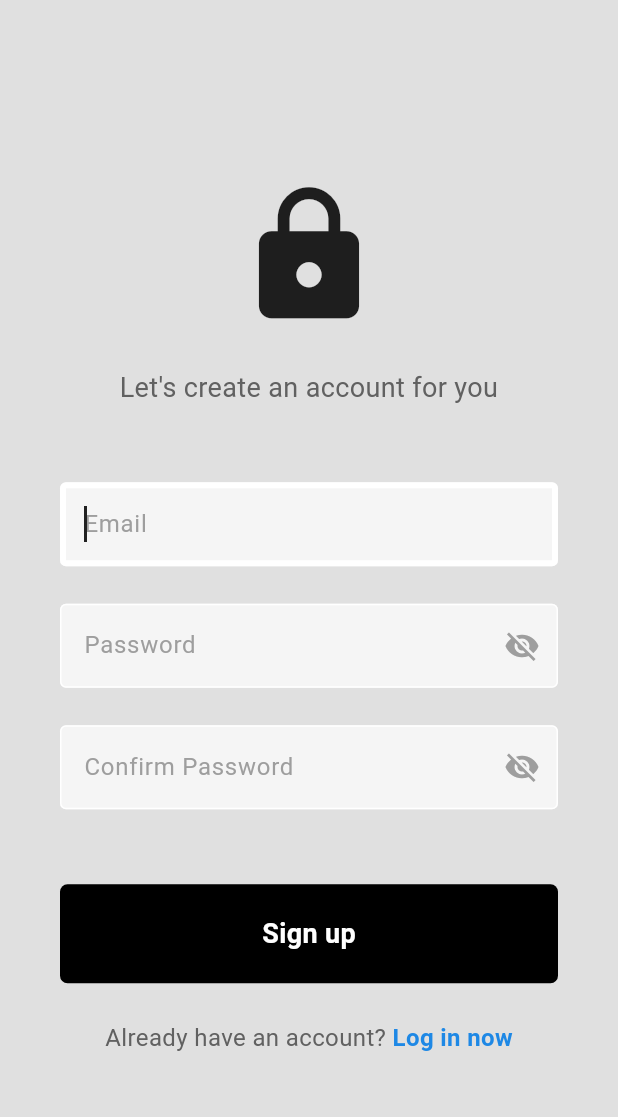
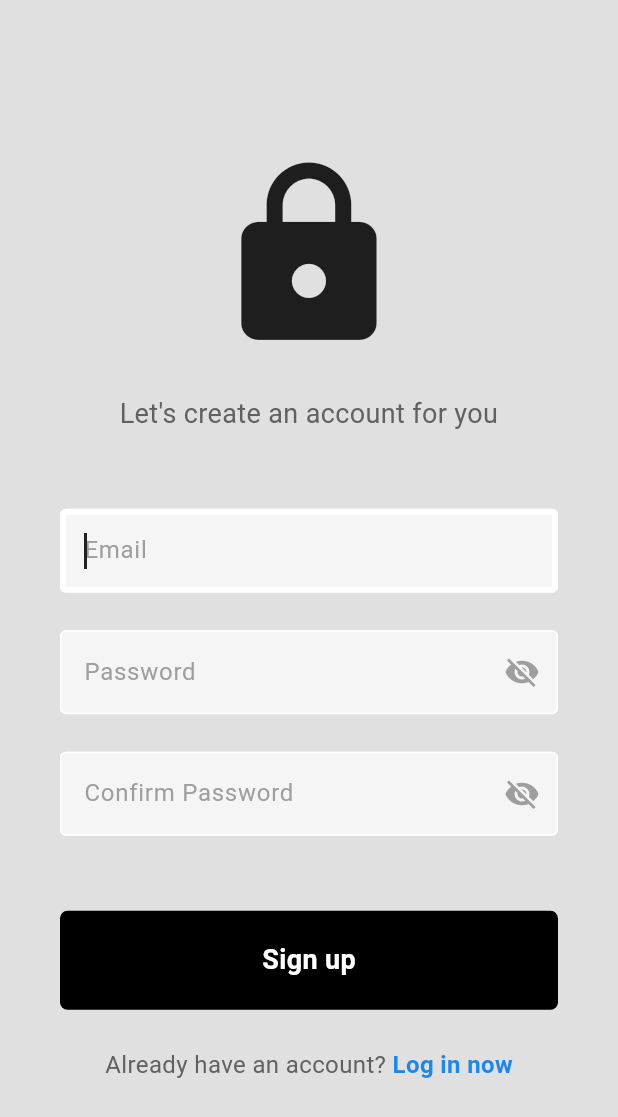
Before and after one commit to lucas-marianno/flutter_social_network_the_bottle, a Flutter app: the screen it shows after launch, after a tap on "Register now", after a tap on "Sign up", on a phone screen of 412 x 824 dp. Shown: the top 1117 px of the screen. Run offline on Flutter 3.47's test engine with Material 2 defaults, Android fonts, the phone set to English and light mode, and no system bars; our stand-ins replace cloud_firestore, firebase_auth, firebase_core; accounts and stored records are empty.

Commit message:
bug fix on loading after register | visual bug fix pop menu is now legible | visual bug fixes on smaller resolution screens: login and register pages are resizable | comments view is now resizable

```diff
--- a/lib/pages/home_page.dart
+++ b/lib/pages/home_page.dart
@@ -39,7 +39,7 @@ class _HomePageState extends State<HomePage> {
         backgroundColor: Colors.grey[900],
         foregroundColor: Colors.grey[200],
         centerTitle: true,
-        title: const Text('T H E  W A L L'),
+        title: Text(FirebaseAuth.instance.currentUser!.email.toString()),
       ),
       body: Column(
         mainAxisAlignment: MainAxisAlignment.spaceBetween,
--- a/lib/pages/login_page.dart
+++ b/lib/pages/login_page.dart
@@ -47,29 +47,33 @@ class _LoginPageState extends State<LoginPage> {
       backgroundColor: Colors.grey[300],
       body: SafeArea(
         child: Container(
-          margin: const EdgeInsets.all(40),
+          margin: const EdgeInsets.symmetric(horizontal: 40),
           alignment: Alignment.center,
           child: Column(
             mainAxisAlignment: MainAxisAlignment.center,
             crossAxisAlignment: CrossAxisAlignment.stretch,
             children: [
               // logo
-              const Icon(
-                Icons.lock,
-                size: 100,
+              const Flexible(
+                flex: 2,
+                child: FittedBox(
+                  child: Icon(Icons.lock),
+                ),
               ),
-              const SizedBox(height: 25),
+              const Flexible(child: SizedBox(height: 25)),
 
               // welcome back message
-              Text(
-                'Welcome back, you\'ve been missed!',
-                textAlign: TextAlign.center,
-                style: TextStyle(
-                  fontSize: 18,
-                  color: Colors.grey[700],
+              Flexible(
+                child: Text(
+                  'Welcome back, you\'ve been missed!',
+                  textAlign: TextAlign.center,
+                  style: TextStyle(
+                    fontSize: 18,
+                    color: Colors.grey[700],
+                  ),
                 ),
               ),
-              const SizedBox(height: 50),
+              const Flexible(child: SizedBox(height: 50)),
 
               // email textfield
               MyTextField(
@@ -77,7 +81,7 @@ class _LoginPageState extends State<LoginPage> {
                 hintText: 'Email',
               ),
 
-              const SizedBox(height: 25),
+              const Flexible(child: SizedBox(height: 25)),
 
               // password texfield
               MyTextField(
@@ -88,12 +92,12 @@ class _LoginPageState extends State<LoginPage> {
                 enterKeyPressSubmits: true,
               ),
 
-              const SizedBox(height: 50),
+              const Flexible(child: SizedBox(height: 50)),
 
               // sign in button
               MyButton(text: 'Sign in', onTap: login),
 
-              const SizedBox(height: 25),
+              const Flexible(child: SizedBox(height: 25)),
               // go to register page
               Row(
                 mainAxisAlignment: MainAxisAlignment.center,
--- a/lib/pages/register_page.dart
+++ b/lib/pages/register_page.dart
@@ -28,6 +28,14 @@ class _RegisterPageState extends State<RegisterPage> {
       showMyDialog(context, title: 'Nope!', content: 'Passwords don\'t match.');
       return;
     }
+    if (passwordController.text.length < 6) {
+      showMyDialog(
+        context,
+        title: 'Weak Passord!',
+        content: 'Password must be at least 6 characters long',
+      );
+      return;
+    }
 
     showDialog(
       context: context,
@@ -39,14 +47,14 @@ class _RegisterPageState extends State<RegisterPage> {
         email: emailController.text,
         password: passwordController.text,
       );
+      if (context.mounted) Navigator.pop(context);
       // creates user profile
       await FirebaseFirestore.instance.collection('User Profile').doc(emailController.text).set({
         'username': emailController.text.split('@')[0],
         'bio': 'Write about yourself here...',
       });
+    } on FirebaseAuthException catch (e) {
       if (context.mounted) Navigator.pop(context);
-    } on FirebaseAuthException catch (e) {
-      Navigator.pop(context);
       showMyDialog(context, content: e.code);
     }
   }
@@ -57,18 +65,20 @@ class _RegisterPageState extends State<RegisterPage> {
       backgroundColor: Colors.grey[300],
       body: SafeArea(
         child: Container(
-          margin: const EdgeInsets.all(40),
+          margin: const EdgeInsets.symmetric(horizontal: 40),
           alignment: Alignment.center,
           child: Column(
             mainAxisAlignment: MainAxisAlignment.center,
             crossAxisAlignment: CrossAxisAlignment.stretch,
             children: [
               // logo
-              const Icon(
-                Icons.lock,
-                size: 100,
+              const Flexible(
+                flex: 2,
+                child: FittedBox(
+                  child: Icon(Icons.lock),
+                ),
               ),
-              const SizedBox(height: 25),
+              const Flexible(child: SizedBox(height: 25)),
 
               // welcome back message
               Text(
@@ -79,7 +89,7 @@ class _RegisterPageState extends State<RegisterPage> {
                   color: Colors.grey[700],
                 ),
               ),
-              const SizedBox(height: 50),
+              const Flexible(child: SizedBox(height: 50)),
 
               // email textfield
               MyTextField(
@@ -87,7 +97,7 @@ class _RegisterPageState extends State<RegisterPage> {
                 hintText: 'Email',
               ),
 
-              const SizedBox(height: 25),
+              const Flexible(child: SizedBox(height: 25)),
 
               // password texfield
               MyTextField(
@@ -96,7 +106,7 @@ class _RegisterPageState extends State<RegisterPage> {
                 obscureText: true,
               ),
 
-              const SizedBox(height: 25),
+              const Flexible(child: SizedBox(height: 25)),
               // confirm password texfield
               MyTextField(
                 controller: confirmPasswordController,
@@ -106,12 +116,12 @@ class _RegisterPageState extends State<RegisterPage> {
                 enterKeyPressSubmits: true,
               ),
 
-              const SizedBox(height: 50),
+              const Flexible(child: SizedBox(height: 50)),
 
               // sign up button
               MyButton(text: 'Sign up', onTap: register),
 
-              const SizedBox(height: 25),
+              const Flexible(child: SizedBox(height: 25)),
               // go to register page
               Row(
                 mainAxisAlignment: MainAxisAlignment.center,
--- a/lib/theme.dart
+++ b/lib/theme.dart
@@ -12,7 +12,7 @@ ThemeData lightTheme = ThemeData(
       onError: Colors.grey[900]!,
       background: Colors.grey[900]!,
       onBackground: Colors.grey[900]!,
-      surface: Colors.grey[900]!,
+      surface: Colors.grey[200]!,
       onSurface: Colors.grey[900]!,
       primaryContainer: Colors.grey[900],
       onPrimaryContainer: Colors.grey[900],
```
Also changed, not shown: lib/components/comments.dart (+8 -6 lines), lib/components/input_from_modal_bottom_sheet.dart (+6 -4 lines), lib/pages/profile_page.dart (+5 -8 lines).
